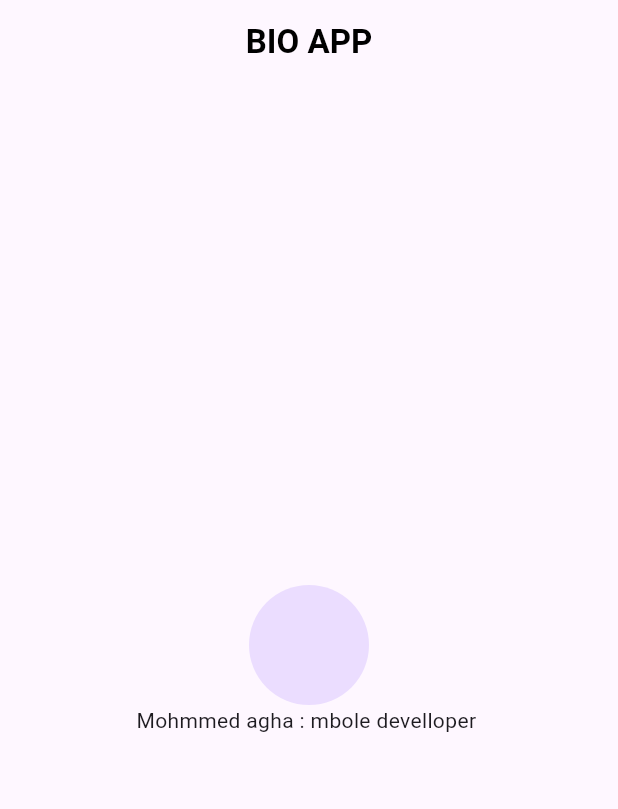
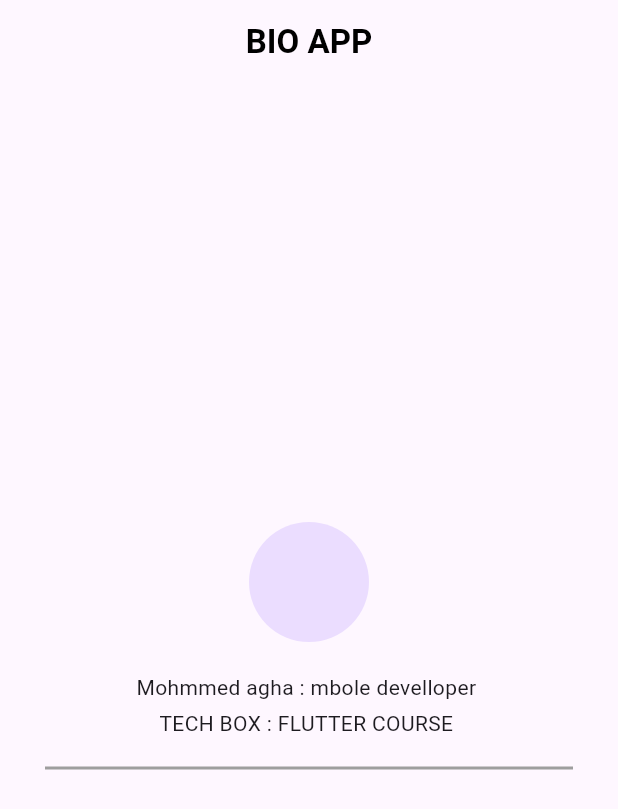
Before and after one commit to MohammedTAgha/BIO_APP, a Flutter app: the screen it shows after launch, on a phone screen of 412 x 824 dp. Shown: the top 809 px of the screen. Run offline on Flutter 3.47's test engine with Material 2 defaults, Android fonts, the light colour scheme and no system bars.

Commit message:
finish top section

```diff
--- a/lib/main.dart
+++ b/lib/main.dart
@@ -31,10 +31,22 @@ class MyApp extends StatelessWidget {
             mainAxisAlignment: MainAxisAlignment.center,
             children: [
               CircleAvatar(
+
                 radius: 40,
               //   image here
               ),
-              Text("Mohmmed agha : mbole develloper " , /*style: ,*/),
+              SizedBox(height: 20,),
+              Text("Mohmmed agha : mbole develloper " ,),
+              SizedBox(height: 4,),
+              Text("TECH BOX : FLUTTER COURSE "),
+              Divider(
+                height: 40,
+                thickness: 2,
+                color: Colors.grey,
+                indent: 30,
+                endIndent: 30,
+              ),
+              // CustopCard
 
             ],
 
```
